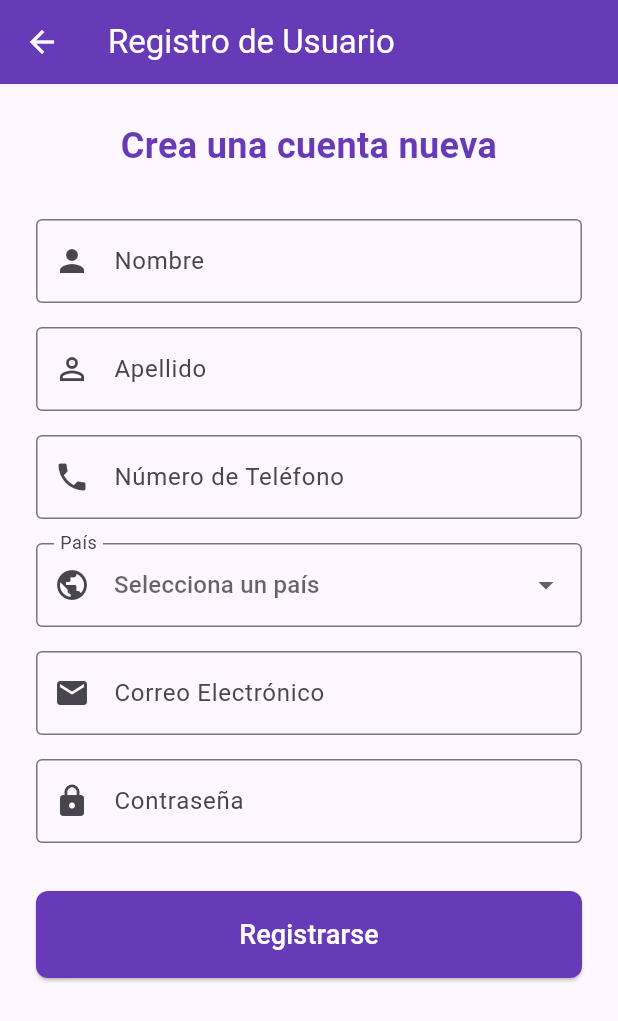
After one commit to bulux-dev/appsign, a Flutter app: the screen it shows after launch, after a tap on "¿No tienes una cuenta? Regístrate aquí.", on a phone screen of 412 x 824 dp. The commit adds this screen. Shown: the top 1021 px of the screen. Run offline on Flutter 3.47's test engine with Material 3 defaults, Android fonts, the phone set to English and light mode, and no system bars; our stand-ins replace cached_network_image, cloud_firestore, firebase_auth, firebase_core, firebase_storage, image_picker and 1 more; accounts and stored records are empty.

Commit message:
registro

```diff
--- a/lib/pages/login_page.dart
+++ b/lib/pages/login_page.dart
@@ -1,6 +1,6 @@
 import 'package:flutter/material.dart';
 import 'package:firebase_auth/firebase_auth.dart';
-import 'package:cloud_firestore/cloud_firestore.dart'; // <--- Importación necesaria
+import 'register_page.dart'; // Import the new registration page
 
 class LoginPage extends StatefulWidget {
   const LoginPage({super.key});
@@ -10,69 +10,64 @@ class LoginPage extends StatefulWidget {
 }
 
 class _LoginPageState extends State<LoginPage> {
-  final _auth = FirebaseAuth.instance;
   final _emailController = TextEditingController();
   final _passwordController = TextEditingController();
 
-  void _signIn() async {
-    try {
-      await _auth.signInWithEmailAndPassword(
-        email: _emailController.text.trim(),
-        password: _passwordController.text.trim(),
+  bool _isLoading = false;
+
+  void _login() async {
+    // Basic validation
+    if (_emailController.text.isEmpty || _passwordController.text.isEmpty) {
+      ScaffoldMessenger.of(context).showSnackBar(
+        const SnackBar(content: Text('Por favor, ingresa tu correo y contraseña.')),
       );
-    } on FirebaseAuthException catch (e) {
-      if (e.code == 'user-not-found') {
-        ScaffoldMessenger.of(context).showSnackBar(
-          const SnackBar(content: Text('Correo no registrado')),
-        );
-      } else if (e.code == 'wrong-password') {
-        ScaffoldMessenger.of(context).showSnackBar(
-          const SnackBar(content: Text('Contraseña incorrecta')),
-        );
-      } else {
-        ScaffoldMessenger.of(context).showSnackBar(
-          SnackBar(content: Text('Error de inicio de sesión: ${e.message}')),
-        );
-      }
-    }
+      return;
     }
 
-  void _signUp() async {
+    setState(() {
+      _isLoading = true;
+    });
+
     try {
-      // Registrar al usuario con Firebase Auth
-      final UserCredential userCredential = await _auth.createUserWithEmailAndPassword(
+      // Sign in with Firebase Auth
+      await FirebaseAuth.instance.signInWithEmailAndPassword(
         email: _emailController.text.trim(),
         password: _passwordController.text.trim(),
       );
 
-      // Crear un documento para el nuevo usuario en Firestore
-      // El ID del documento será el mismo UID de Firebase Auth
-      await FirebaseFirestore.instance.collection('users').doc(userCredential.user!.uid).set({
-        'email': _emailController.text.trim(),
-        'isAdmin': false, // Por defecto, todos los nuevos usuarios son normales
-        'createdAt': FieldValue.serverTimestamp(), // Guarda la fecha de creación
+      setState(() {
+        _isLoading = false;
       });
 
+      // Show success message and navigate to the next screen
       ScaffoldMessenger.of(context).showSnackBar(
-        const SnackBar(content: Text('Cuenta creada exitosamente')),
+        const SnackBar(content: Text('¡Inicio de sesión exitoso!')),
       );
 
-    } on FirebaseAuthException catch(e){
-      if (e.code == 'weak-password'){
+      // You can now navigate to your main app screen (e.g., HomePage)
+      // Example: Navigator.pushReplacement(context, MaterialPageRoute(builder: (context) => const HomePage()));
+
+    } on FirebaseAuthException catch (e) {
+      setState(() {
+        _isLoading = false;
+      });
+      String errorMessage;
+      if (e.code == 'user-not-found' || e.code == 'wrong-password') {
+        errorMessage = 'Credenciales inválidas. Por favor, revisa tu correo y contraseña.';
+      } else {
+        errorMessage = 'Ocurrió un error al iniciar sesión. Intenta de nuevo.';
+      }
       ScaffoldMessenger.of(context).showSnackBar(
-          const SnackBar (content: Text ('La contraseña es débil.')),
+        SnackBar(content: Text(errorMessage)),
       );
-      }
-      else if (e.code == 'email-already-in-use'){
+    } catch (e) {
+      setState(() {
+        _isLoading = false;
+      });
+      print('Error during login: $e');
       ScaffoldMessenger.of(context).showSnackBar(
-          const SnackBar(content: Text ('El correo ya está en uso.')),
+        const SnackBar(content: Text('Ocurrió un error inesperado. Intenta de nuevo.')),
       );
-      }
-      else {
-        ScaffoldMessenger.of(context).showSnackBar(
-          SnackBar(content: Text ('Error de registro: ${e.message}')),
-        );
-      }
     }
   }
 
@@ -87,52 +82,65 @@ class _LoginPageState extends State<LoginPage> {
   Widget build(BuildContext context) {
     return Scaffold(
       appBar: AppBar(
-        title: const Text('Inicio de sesión',
-        style: TextStyle(color: Colors.white)),
+        title: const Text('Inicio de Sesión', style: TextStyle(color: Colors.white)),
         backgroundColor: Colors.deepPurple,
       ),
-      body: Padding(
-        padding: const EdgeInsets.all(16.0),
+      body: SingleChildScrollView(
+        padding: const EdgeInsets.all(24.0),
         child: Column(
           mainAxisAlignment: MainAxisAlignment.center,
           crossAxisAlignment: CrossAxisAlignment.stretch,
           children: [
+            const Text(
+              'Bienvenido de nuevo',
+              style: TextStyle(fontSize: 24, fontWeight: FontWeight.bold, color: Colors.deepPurple),
+              textAlign: TextAlign.center,
+            ),
+            const SizedBox(height: 32),
             TextField(
               controller: _emailController,
+              keyboardType: TextInputType.emailAddress,
               decoration: const InputDecoration(
-                labelText: 'Correo electrónico',
+                labelText: 'Correo Electrónico',
                 border: OutlineInputBorder(),
+                prefixIcon: Icon(Icons.email),
               ),
-              keyboardType: TextInputType.emailAddress,
             ),
             const SizedBox(height: 16),
             TextField(
               controller: _passwordController,
+              obscureText: true,
               decoration: const InputDecoration(
                 labelText: 'Contraseña',
                 border: OutlineInputBorder(),
+                prefixIcon: Icon(Icons.lock),
               ),
-              obscureText: true,
             ),
-            const SizedBox(height: 24),
+            const SizedBox(height: 32),
             ElevatedButton(
-              onPressed: _signIn,
+              onPressed: _isLoading ? null : _login,
               style: ElevatedButton.styleFrom(
                 backgroundColor: Colors.deepPurple,
                 foregroundColor: Colors.white,
                 padding: const EdgeInsets.symmetric(vertical: 16),
+                shape: RoundedRectangleBorder(
+                  borderRadius: BorderRadius.circular(8),
                 ),
-              child: const Text('Iniciar sesión', style: TextStyle(fontSize: 18)),
               ),
-            const SizedBox(height: 16),
-            OutlinedButton(
-              onPressed: _signUp,
-              style: OutlinedButton.styleFrom(
-                padding: const EdgeInsets.symmetric(vertical: 16),
-                side: const BorderSide(color: Colors.deepPurple),
-                foregroundColor: Colors.deepPurple,
+              child: _isLoading
+                  ? const CircularProgressIndicator(color: Colors.white)
+                  : const Text('Iniciar Sesión', style: TextStyle(fontSize: 18)),
             ),
-              child: const Text('Crear Cuenta'),
+            const SizedBox(height: 24),
+            TextButton(
+              onPressed: () {
+                // Navigate to the RegisterPage
+                Navigator.push(
+                  context,
+                  MaterialPageRoute(builder: (context) => const RegisterPage()),
+                );
+              },
+              child: const Text('¿No tienes una cuenta? Regístrate aquí.'),
             ),
           ],
         ),
--- /dev/null
+++ b/lib/pages/register_page.dart
@@ -0,0 +1,253 @@
+import 'package:flutter/material.dart';
+import 'package:firebase_auth/firebase_auth.dart';
+import 'package:cloud_firestore/cloud_firestore.dart';
+
+class RegisterPage extends StatefulWidget {
+  const RegisterPage({super.key});
+
+  @override
+  State<RegisterPage> createState() => _RegisterPageState();
+}
+
+class _RegisterPageState extends State<RegisterPage> {
+  final _formKey = GlobalKey<FormState>();
+  final _emailController = TextEditingController();
+  final _passwordController = TextEditingController();
+  final _firstNameController = TextEditingController();
+  final _lastNameController = TextEditingController();
+  final _phoneController = TextEditingController();
+  String? _selectedCountry; // Variable para el país seleccionado
+
+  bool _isLoading = false;
+
+  final List<String> _countries = [
+    'Argentina', 'Bolivia', 'Chile', 'Colombia', 'Costa Rica', 'Cuba',
+    'Ecuador', 'El Salvador', 'España', 'Guatemala', 'Honduras', 'México',
+    'Nicaragua', 'Panamá', 'Paraguay', 'Perú', 'Puerto Rico', 'República Dominicana',
+    'Uruguay', 'Venezuela'
+  ];
+
+  void _register() async {
+    if (_formKey.currentState!.validate()) {
+      setState(() {
+        _isLoading = true;
+      });
+
+      try {
+        // Create user with email and password using Firebase Auth
+        final credential = await FirebaseAuth.instance.createUserWithEmailAndPassword(
+          email: _emailController.text.trim(),
+          password: _passwordController.text.trim(),
+        );
+
+        // Save additional user details to Firestore
+        await FirebaseFirestore.instance.collection('users').doc(credential.user!.uid).set({
+          'firstName': _firstNameController.text.trim(),
+          'lastName': _lastNameController.text.trim(),
+          'phoneNumber': _phoneController.text.trim(),
+          'country': _selectedCountry, // Guardamos el país seleccionado
+          'email': _emailController.text.trim(),
+          'isAdmin': false, // Se establece por defecto como falso
+          'createdAt': FieldValue.serverTimestamp(),
+        });
+
+        setState(() {
+          _isLoading = false;
+        });
+
+        // Show success message and navigate
+        ScaffoldMessenger.of(context).showSnackBar(
+          const SnackBar(content: Text('¡Registro exitoso!')),
+        );
+
+        // Navigate to the next screen (e.g., login page) after successful registration
+        Navigator.pop(context);
+
+      } on FirebaseAuthException catch (e) {
+        setState(() {
+          _isLoading = false;
+        });
+        String errorMessage;
+        if (e.code == 'weak-password') {
+          errorMessage = 'La contraseña es demasiado débil.';
+        } else if (e.code == 'email-already-in-use') {
+          errorMessage = 'La cuenta ya existe para ese correo.';
+        } else {
+          errorMessage = 'Error en el registro. Intenta de nuevo.';
+        }
+        ScaffoldMessenger.of(context).showSnackBar(
+          SnackBar(content: Text(errorMessage)),
+        );
+      } catch (e) {
+        setState(() {
+          _isLoading = false;
+        });
+        print('Error during registration: $e');
+        ScaffoldMessenger.of(context).showSnackBar(
+          const SnackBar(content: Text('Ocurrió un error inesperado. Intenta de nuevo.')),
+        );
+      }
+    }
+  }
+
+  @override
+  void dispose() {
+    _emailController.dispose();
+    _passwordController.dispose();
+    _firstNameController.dispose();
+    _lastNameController.dispose();
+    _phoneController.dispose();
+    super.dispose();
+  }
+
+  @override
+  Widget build(BuildContext context) {
+    return Scaffold(
+      appBar: AppBar(
+        title: const Text('Registro de Usuario', style: TextStyle(color: Colors.white)),
+        backgroundColor: Colors.deepPurple,
+        iconTheme: const IconThemeData(color: Colors.white),
+      ),
+      body: SingleChildScrollView(
+        padding: const EdgeInsets.all(24.0),
+        child: Form(
+          key: _formKey,
+          child: Column(
+            mainAxisAlignment: MainAxisAlignment.center,
+            crossAxisAlignment: CrossAxisAlignment.stretch,
+            children: [
+              const Text(
+                'Crea una cuenta nueva',
+                style: TextStyle(fontSize: 24, fontWeight: FontWeight.bold, color: Colors.deepPurple),
+                textAlign: TextAlign.center,
+              ),
+              const SizedBox(height: 32),
+              TextFormField(
+                controller: _firstNameController,
+                decoration: const InputDecoration(
+                  labelText: 'Nombre',
+                  border: OutlineInputBorder(),
+                  prefixIcon: Icon(Icons.person),
+                ),
+                validator: (value) {
+                  if (value == null || value.isEmpty) {
+                    return 'Por favor, ingresa tu nombre';
+                  }
+                  return null;
+                },
+              ),
+              const SizedBox(height: 16),
+              TextFormField(
+                controller: _lastNameController,
+                decoration: const InputDecoration(
+                  labelText: 'Apellido',
+                  border: OutlineInputBorder(),
+                  prefixIcon: Icon(Icons.person_outline),
+                ),
+                validator: (value) {
+                  if (value == null || value.isEmpty) {
+                    return 'Por favor, ingresa tu apellido';
+                  }
+                  return null;
+                },
+              ),
+              const SizedBox(height: 16),
+              TextFormField(
+                controller: _phoneController,
+                keyboardType: TextInputType.phone,
+                decoration: const InputDecoration(
+                  labelText: 'Número de Teléfono',
+                  border: OutlineInputBorder(),
+                  prefixIcon: Icon(Icons.phone),
+                ),
+                validator: (value) {
+                  if (value == null || value.isEmpty) {
+                    return 'Por favor, ingresa tu número de teléfono';
+                  }
+                  return null;
+                },
+              ),
+              const SizedBox(height: 16),
+              DropdownButtonFormField<String>(
+                value: _selectedCountry,
+                decoration: const InputDecoration(
+                  labelText: 'País',
+                  border: OutlineInputBorder(),
+                  prefixIcon: Icon(Icons.public),
+                ),
+                hint: const Text('Selecciona un país'),
+                items: _countries.map((String country) {
+                  return DropdownMenuItem<String>(
+                    value: country,
+                    child: Text(country),
+                  );
+                }).toList(),
+                onChanged: (String? newValue) {
+                  setState(() {
+                    _selectedCountry = newValue;
+                  });
+                },
+                validator: (value) {
+                  if (value == null || value.isEmpty) {
+                    return 'Por favor, selecciona un país';
+                  }
+                  return null;
+                },
+              ),
+              const SizedBox(height: 16),
+              TextFormField(
+                controller: _emailController,
+                keyboardType: TextInputType.emailAddress,
+                decoration: const InputDecoration(
+                  labelText: 'Correo Electrónico',
+                  border: OutlineInputBorder(),
+                  prefixIcon: Icon(Icons.email),
+                ),
+                validator: (value) {
+                  if (value == null || value.isEmpty) {
+                    return 'Por favor, ingresa tu correo electrónico';
+                  }
+                  return null;
+                },
+              ),
+              const SizedBox(height: 16),
+              TextFormField(
+                controller: _passwordController,
+                obscureText: true,
+                decoration: const InputDecoration(
+                  labelText: 'Contraseña',
+                  border: OutlineInputBorder(),
+                  prefixIcon: Icon(Icons.lock),
+                ),
+                validator: (value) {
+                  if (value == null || value.isEmpty) {
+                    return 'Por favor, ingresa tu contraseña';
+                  }
+                  if (value.length < 6) {
+                    return 'La contraseña debe tener al menos 6 caracteres';
+                  }
+                  return null;
+                },
+              ),
+              const SizedBox(height: 32),
+              ElevatedButton(
+                onPressed: _isLoading ? null : _register,
+                style: ElevatedButton.styleFrom(
+                  backgroundColor: Colors.deepPurple,
+                  foregroundColor: Colors.white,
+                  padding: const EdgeInsets.symmetric(vertical: 16),
+                  shape: RoundedRectangleBorder(
+                    borderRadius: BorderRadius.circular(8),
+                  ),
+                ),
+                child: _isLoading
+                    ? const CircularProgressIndicator(color: Colors.white)
+                    : const Text('Registrarse', style: TextStyle(fontSize: 18)),
+              ),
+            ],
+          ),
+        ),
+      ),
+    );
+  }
+}
```
Lines whose indentation alone changed are shown as unchanged.
